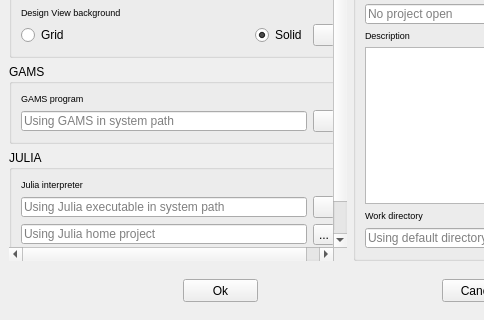
This is spinetoolbox/ui/settings.ui in spine-tools/Spine-Toolbox as Qt 5 draws it before an edit; both pictures show x 0 to 484 and y 230 to 550 of the 700 by 550 pixel window. The edited form follows.
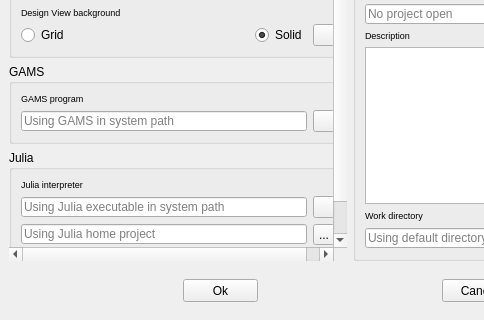
This is the edited form. Icons and pictures are not drawn.

Commit message: Uncapitaliza Julia in Settings widget.

The edit to the form file:
```diff
--- a/spinetoolbox/ui/settings.ui
+++ b/spinetoolbox/ui/settings.ui
@@ -105,8 +105,8 @@
        <widget class="QWidget" name="scrollAreaWidgetContents">
         <property name="geometry">
          <rect>
-          <x>-51</x>
-          <y>-71</y>
+          <x>0</x>
+          <y>0</y>
           <width>417</width>
           <height>540</height>
          </rect>
@@ -406,7 +406,7 @@
          <item>
           <widget class="QGroupBox" name="groupBox_julia">
            <property name="title">
-            <string>JULIA</string>
+            <string>Julia</string>
            </property>
            <layout class="QGridLayout" name="gridLayout_2">
             <property name="spacing">
```
The commit also changes 1 other file.
